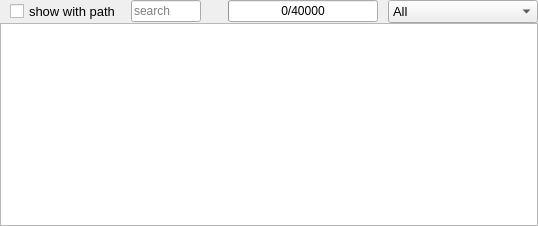
This is filelist.ui in patricklx/nicecopier as Qt 5 draws it before an edit. The edited form follows.
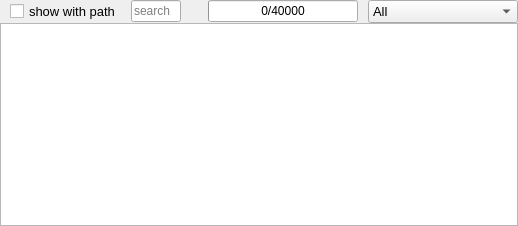
This is the edited form. Custom widgets are drawn as their Qt base class.

What changed in the file:
```diff
--- a/filelist.ui
+++ b/filelist.ui
@@ -6,7 +6,7 @@
    <rect>
     <x>0</x>
     <y>0</y>
-    <width>538</width>
+    <width>518</width>
     <height>226</height>
    </rect>
   </property>
@@ -170,6 +170,8 @@
     </layout>
    </item>
    <item>
+    <layout class="QHBoxLayout" name="horizontalLayout_3">
+     <item>
     <widget class="QTreeView" name="treeWidget">
      <property name="sizePolicy">
       <sizepolicy hsizetype="Expanding" vsizetype="Expanding">
@@ -225,6 +227,8 @@
       <bool>true</bool>
      </property>
     </widget>
+     </item>
+    </layout>
    </item>
   </layout>
  </widget>
```
Left out of the diff: 10 changed lines with no effect on the pictures. Lines whose indentation alone changed are shown as unchanged.
